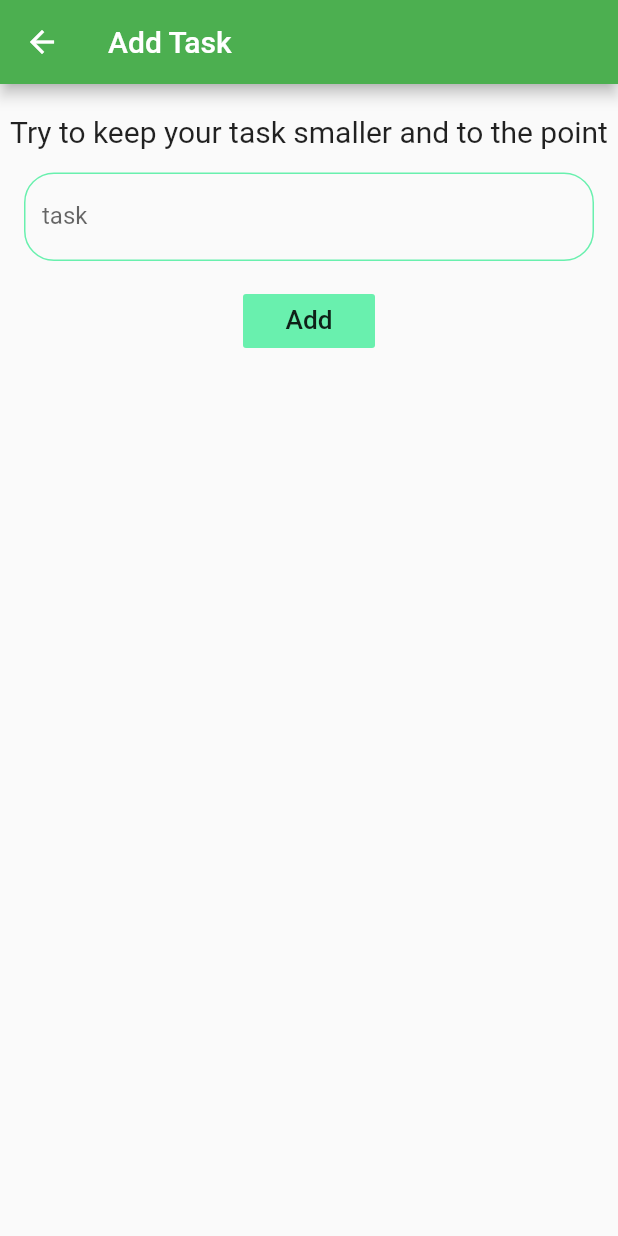
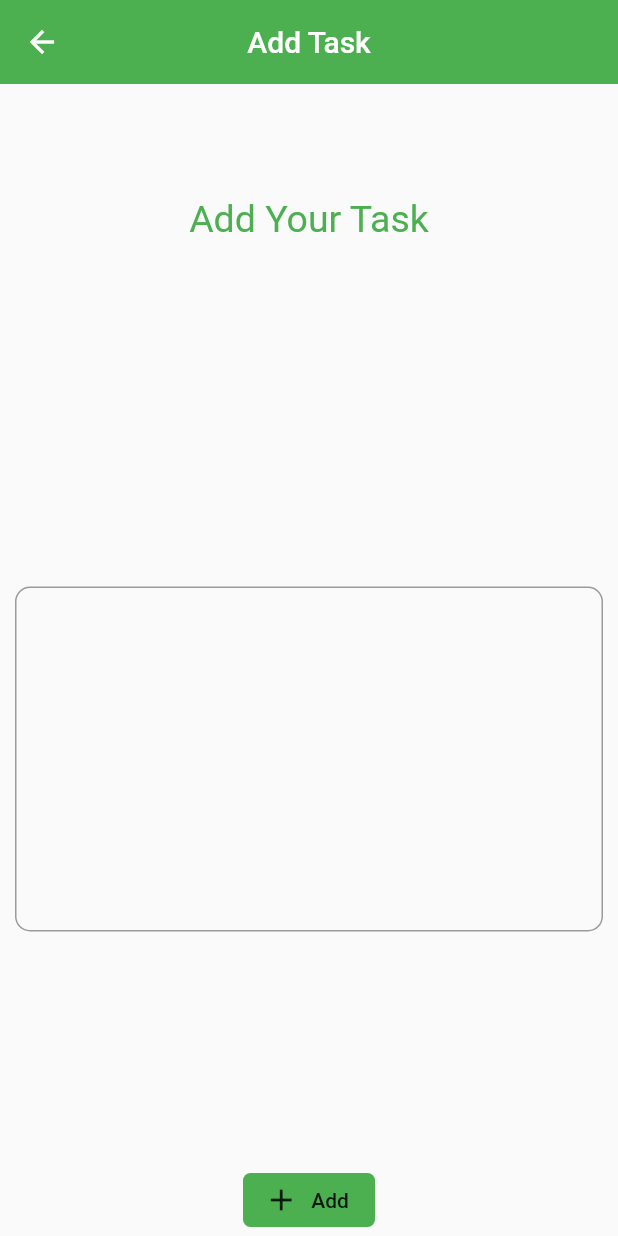
Before and after one commit to oGranny/Rainbow-Todo-App, a Flutter app: the screen it shows after launch, after a tap on the "add" icon, on a phone screen of 412 x 824 dp. Run offline on Flutter 3.47's test engine with Material 2 defaults, Android fonts, the phone set to English and light mode, and no system bars.

Commit message:
new ui is implemented and todo model class is made for simplicity

```diff
--- a/lib/main.dart
+++ b/lib/main.dart
@@ -18,7 +18,7 @@ class MyApp extends StatelessWidget {
         // visualDensity: VisualDensity.adaptivePlatformDensity,
       ),
       debugShowCheckedModeBanner: false,
-      home: MyHomePage(),
+      home: HomePage(),
     );
   }
 }
--- /dev/null
+++ b/lib/models.dart/todomodel.dart
@@ -0,0 +1,10 @@
+import 'dart:ui';
+
+class Todo {
+  String title;
+  bool isdone;
+  Color bgColor;
+  Todo({this.bgColor, this.isdone, this.title});
+}
+
+List<Todo> todos = [];
--- a/lib/screens/addTask.dart
+++ b/lib/screens/addTask.dart
@@ -1,7 +1,7 @@
+import 'dart:math';
 import 'package:flutter/material.dart';
-import 'home.dart';
-
-// int i = 0;
+import 'package:todo_app/models.dart/todomodel.dart';
+import 'package:todo_app/screens/home.dart';
 
 class AddTask extends StatefulWidget {
   @override
@@ -13,10 +13,12 @@ class _AddTaskState extends State<AddTask> {
   Widget build(BuildContext context) {
     return Scaffold(
       appBar: AppBar(
+          elevation: 0,
           title: Text(
             "Add Task",
           ),
-      ),
+          centerTitle: true,
+          backgroundColor: Theme.of(context).primaryColor),
       body: Body(),
     );
   }
@@ -28,55 +30,55 @@ class Body extends StatefulWidget {
 }
 
 class _BodyState extends State<Body> {
-  // ignore: unused_field
-  String _task;
-  final TextEditingController controller = TextEditingController();
+  TextEditingController task = TextEditingController();
   @override
   Widget build(BuildContext context) {
     return Container(
       child: Column(
+        mainAxisAlignment: MainAxisAlignment.spaceEvenly,
         children: [
-          Container(
-            child: Padding(
-              padding: const EdgeInsets.only(top: 20),
+          Expanded(
+            flex: 1,
             child: Center(
-                  child: Text("Try to keep your task smaller and to the point",
-                      style: TextStyle(fontSize: 20))),
+              child: Text(
+                "Add Your Task",
+                style: TextStyle(
+                    color: Theme.of(context).primaryColor, fontSize: 25),
               ),
             ),
-          Padding(
-            padding: const EdgeInsets.all(16.0),
+          ),
+          Expanded(
+            flex: 3,
+            child: Center(
+              child: Container(
+                margin: EdgeInsets.symmetric(horizontal: 10),
                 child: TextField(
+                  controller: task,
+                  maxLines: 10,
                   decoration: InputDecoration(
-                // hintText: "What Do People Call You?",
-                labelText: "task",
-                enabledBorder: OutlineInputBorder(
-                    borderSide: BorderSide(
-                      color: Colors.greenAccent,
-                    ),
-                    borderRadius: BorderRadius.circular(20)),
-              ),
-              enabled: true,
-              onChanged: (value) => _task = value,
-              controller: controller,
+                      border: OutlineInputBorder(
+                    borderRadius: BorderRadius.circular(10),
+                  )),
                 ),
               ),
-          FlatButton(
+            ),
+          ),
+          FlatButton.icon(
+              color: Colors.green,
+              shape: RoundedRectangleBorder(
+                  borderRadius: BorderRadius.circular(5)),
               onPressed: () {
-              setState(() {
-                tasks.add(_task.toString());
-              });
-              // Navigator.pop(context);
-              Navigator.push(context,
-                  MaterialPageRoute(builder: (context) => MyHomePage()));
-              // i++;
+                todos.add(Todo(
+                    title: task.text,
+                    isdone: false,
+                    bgColor: Color((Random().nextDouble() * 0xFFFFFF).toInt())
+                        .withOpacity(1.0)));
+                Navigator.of(context).push(MaterialPageRoute(
+                    builder: (BuildContext context) => HomePage()));
+                print(todos.elementAt(todos.length - 1).title);
               },
-            child: Text(
-              "Add",
-              style: TextStyle(fontSize: 17.5),
-            ),
-            color: Colors.greenAccent,
-          )
+              icon: Icon(Icons.add),
+              label: Text("Add"))
         ],
       ),
     );
--- a/lib/screens/home.dart
+++ b/lib/screens/home.dart
@@ -1,84 +1,93 @@
+import 'package:flutter/material.dart';
+import 'package:todo_app/models.dart/todomodel.dart';
 import 'package:todo_app/screens/addTask.dart';
-import 'package:todo_app/widgets/widgets.dart';
-import 'package:flutter/material.dart';
-import 'package:todo_app/constants.dart';
 
-List tasks = <String>[
-  "hello 👋",
-  "This task is done",
-  "You can also slide the task left or right to dismis it 😉"
-];
-
-class MyHomePage extends StatefulWidget {
+class HomePage extends StatefulWidget {
   @override
-  _MyHomePageState createState() => _MyHomePageState();
+  _HomePageState createState() => _HomePageState();
 }
 
-class _MyHomePageState extends State<MyHomePage> {
+class _HomePageState extends State<HomePage> {
   @override
   Widget build(BuildContext context) {
     return Scaffold(
-      appBar: AppBar(
-        backgroundColor: secondaryColor,
-        title: Text(
-          "Todo",
-          style: TextStyle(color: Colors.black),
+      body: Container(
+        child: Column(
+          children: [
+            Expanded(
+              flex: 2,
+              child: Container(
+                decoration: BoxDecoration(
+                    color: Theme.of(context).primaryColor,
+                    borderRadius: BorderRadius.only(
+                        bottomLeft: Radius.circular(50),
+                        bottomRight: Radius.circular(50))),
+                child: Row(
+                  mainAxisAlignment: MainAxisAlignment.spaceBetween,
+                  children: [
+                    SizedBox(),
+                    Text(
+                      "Todo List",
+                      style: TextStyle(color: Colors.white, fontSize: 25),
                     ),
-        actions: [
                     IconButton(
                         icon: Icon(Icons.add),
-            onPressed: () {
+                        onPressed: () => Navigator.of(context).push(
+                            MaterialPageRoute(
+                                builder: (BuildContext context) => AddTask())),
+                        color: Colors.white)
+                  ],
+                ),
+              ),
+            ),
+            Expanded(
+                flex: 4,
+                child: Container(
+                  child: ListView.builder(
+                      itemCount: todos.length,
+                      itemBuilder: (context, index) {
+                        return Dismissible(
+                            key: Key(todos[index].toString()),
+                            onDismissed: (direction) {
                               setState(() {
-                // tasks.add("hello");
+                                todos.removeAt(index);
                               });
-              Navigator.push(
-                  context, MaterialPageRoute(builder: (context) => AddTask()));
                             },
-            tooltip: "add item",
-            color: Colors.black,
-          ),
-          IconButton(
-            icon: Icon(Icons.delete_forever),
-            onPressed: () => {
+                            child: Container(
+                              height: 100,
+                              margin: EdgeInsets.symmetric(
+                                  horizontal: 10, vertical: 5),
+                              decoration: BoxDecoration(
+                                  color: todos.elementAt(index).bgColor,
+                                  borderRadius: BorderRadius.circular(20)),
+                              child: Row(
+                                children: [
+                                  Checkbox(
+                                      value: todos.elementAt(index).isdone,
+                                      activeColor: Colors.green,
+                                      onChanged: (bool newValue) {
                                         setState(() {
-                tasks = [];
-              })
-            },
-            color: Colors.black,
-            tooltip: "delete all items",
+                                          todos.elementAt(index).isdone =
+                                              newValue;
+                                        });
+                                      }),
+                                  Text(
+                                    todos.elementAt(index).title,
+                                    style: TextStyle(
+                                        fontSize: 25,
+                                        decoration:
+                                            todos.elementAt(index).isdone
+                                                ? TextDecoration.lineThrough
+                                                : null),
                                   )
                                 ],
                               ),
-      body: Body(),
+                            ));
+                      }),
+                ))
+          ],
+        ),
+      ),
     );
   }
 }
-
-class Body extends StatefulWidget {
-  @override
-  _BodyState createState() => _BodyState();
-}
-
-class _BodyState extends State<Body> {
-  @override
-  Widget build(BuildContext context) {
-    return ListView.builder(
-      itemCount: tasks.length,
-      itemBuilder: (BuildContext context, int index) {
-        return Dismissible(
-          key: Key(tasks[index].toString()),
-          child: BuildTodo(
-            index: index,
-            task: "${tasks[index]}",
-          ),
-          onDismissed: (direction) {
-            // i--;
-            setState(() {
-              tasks.removeAt(index);
-            });
-          },
-        );
-      },
-    );
-  }
-}
```
Also changed, not shown: pubspec.lock. Lines whose indentation alone changed are shown as unchanged.
